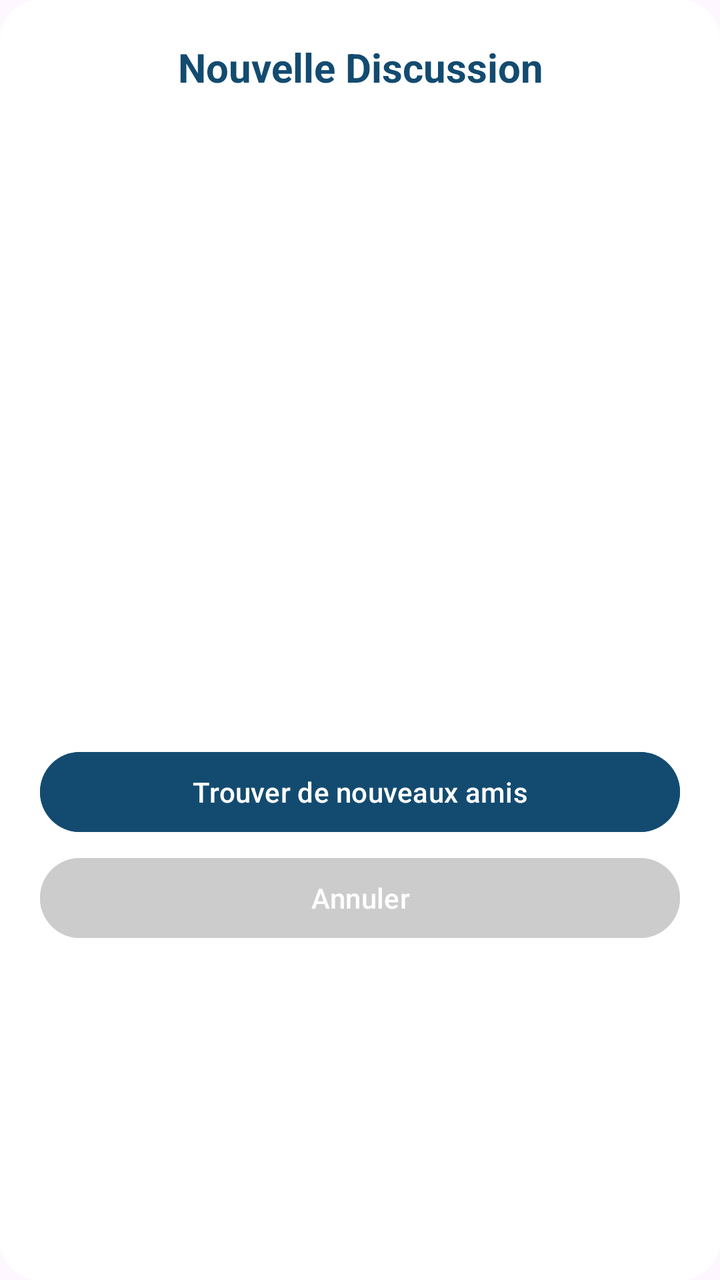
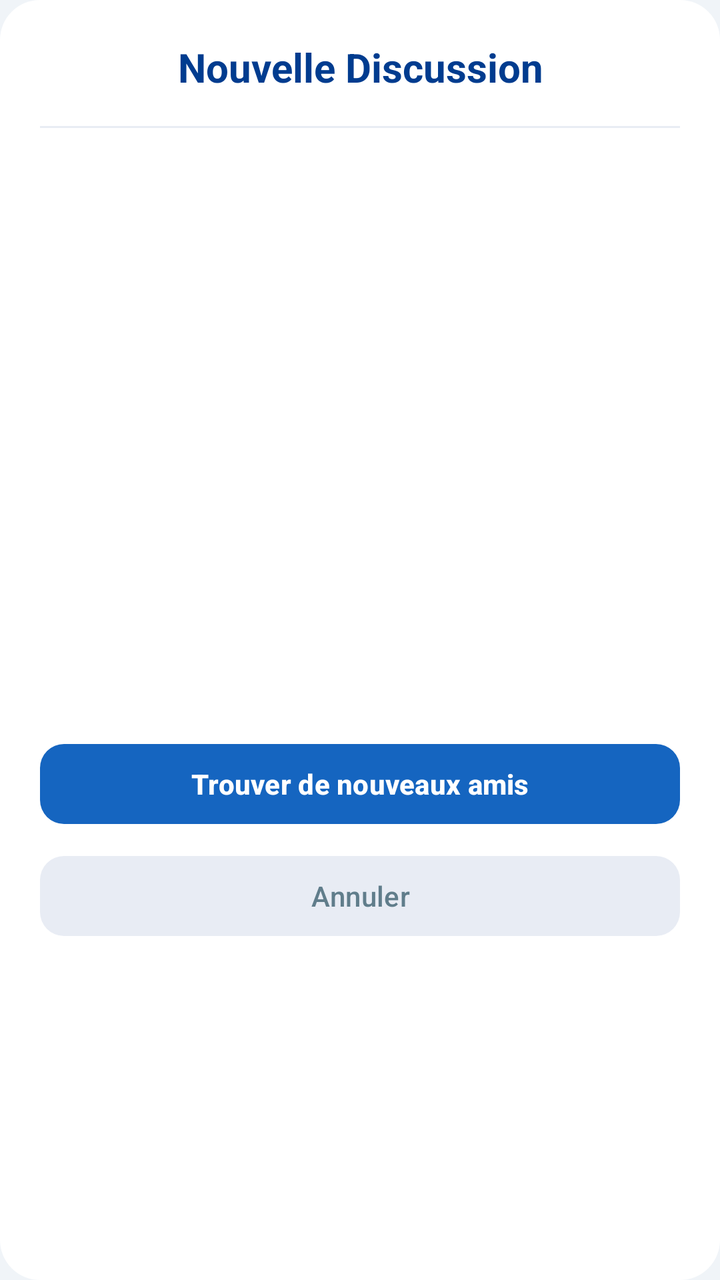

Two renders of the same Android screen: before a commit and after it. Below are the layout's source before the change and the commit's diff.
<!-- AndroidManifest.xml: application theme Theme.Chat_app -->
<!-- res/layout/dialog_new_chat.xml -->
<?xml version="1.0" encoding="utf-8"?>
<LinearLayout xmlns:android="http://schemas.android.com/apk/res/android"
    android:layout_width="match_parent"
    android:layout_height="wrap_content"
    android:orientation="vertical"
    android:padding="20dp"
    android:background="@drawable/white_background_rounded">
    <TextView
        android:layout_width="match_parent"
        android:layout_height="wrap_content"
        android:text="Nouvelle Discussion"
        android:textSize="20sp"
        android:textStyle="bold"
        android:textColor="@color/colorPrimary"
        android:gravity="center"
        android:layout_marginBottom="15dp"/>

    <androidx.recyclerview.widget.RecyclerView
        android:id="@+id/recycler_all_users"
        android:layout_width="match_parent"
        android:layout_height="300dp" />
    <Button
        android:id="@+id/btn_find_new_friends"
        android:layout_width="match_parent"
        android:layout_height="wrap_content"
        android:text="Trouver de nouveaux amis"
        android:backgroundTint="@color/colorPrimary"
        android:layout_marginTop="10dp"/>

    <Button
        android:id="@+id/btn_cancel_dialog"
        android:layout_width="match_parent"
        android:layout_height="wrap_content"
        android:text="Annuler"
        android:backgroundTint="#CCCCCC"
        android:layout_marginTop="5dp"/>

</LinearLayout>
<!-- resources referenced by this layout -->
<resources>
  <color name="colorPrimary">#134B70</color>
  <!-- drawable white_background_rounded (drawable) -->
  <?xml version="1.0" encoding="utf-8"?>
  <shape xmlns:android="http://schemas.android.com/apk/res/android"
      android:shape="rectangle">
  
      <solid android:color="#FFFFFF" />
  
      <corners android:radius="20dp" />
  
  </shape>
  <style name="Theme.Chat_app" parent="Base.Theme.Chat_app" />
  <style name="Base.Theme.Chat_app" parent="Theme.Material3.DayNight.NoActionBar">
          
          
      </style>
</resources>

<!-- the commit's change to res/layout/dialog_new_chat.xml (unified diff, before → after) -->
@@ -1,38 +1,51 @@
 <?xml version="1.0" encoding="utf-8"?>
 <LinearLayout xmlns:android="http://schemas.android.com/apk/res/android"
+    xmlns:app="http://schemas.android.com/apk/res-auto"
     android:layout_width="match_parent"
     android:layout_height="wrap_content"
     android:orientation="vertical"
-    android:padding="20dp"
-    android:background="@drawable/white_background_rounded">
+    android:background="@drawable/white_background_rounded"
+    android:padding="20dp">
+
     <TextView
         android:layout_width="match_parent"
         android:layout_height="wrap_content"
         android:text="Nouvelle Discussion"
         android:textSize="20sp"
         android:textStyle="bold"
-        android:textColor="@color/colorPrimary"
+        android:textColor="@color/colorPrimaryDark"
         android:gravity="center"
-        android:layout_marginBottom="15dp"/>
+        android:layout_marginBottom="16dp"/>
+
+    <View
+        android:layout_width="match_parent"
+        android:layout_height="1dp"
+        android:background="@color/colorDivider"
+        android:layout_marginBottom="12dp"/>
 
     <androidx.recyclerview.widget.RecyclerView
         android:id="@+id/recycler_all_users"
         android:layout_width="match_parent"
-        android:layout_height="300dp" />
-    <Button
+        android:layout_height="280dp"/>
+
+    <com.google.android.material.button.MaterialButton
         android:id="@+id/btn_find_new_friends"
         android:layout_width="match_parent"
-        android:layout_height="wrap_content"
+        android:layout_height="48dp"
         android:text="Trouver de nouveaux amis"
-        android:backgroundTint="@color/colorPrimary"
-        android:layout_marginTop="10dp"/>
+        android:textStyle="bold"
+        android:layout_marginTop="12dp"
+        app:backgroundTint="@color/colorPrimary"
+        app:cornerRadius="12dp"/>
 
-    <Button
+    <com.google.android.material.button.MaterialButton
         android:id="@+id/btn_cancel_dialog"
         android:layout_width="match_parent"
-        android:layout_height="wrap_content"
+        android:layout_height="48dp"
         android:text="Annuler"
-        android:backgroundTint="#CCCCCC"
-        android:layout_marginTop="5dp"/>
+        android:layout_marginTop="8dp"
+        app:backgroundTint="@color/colorDivider"
+        app:cornerRadius="12dp"
+        android:textColor="@color/colorTextSecondary"/>
 
 </LinearLayout>
<!-- resource entries referenced after the edit -->
@@ -1,6 +1,9 @@
 <!-- resources referenced by this layout -->
 <resources>
-  <color name="colorPrimary">#134B70</color>
+  <color name="colorDivider">#E8ECF4</color>
+  <color name="colorPrimary">#1565C0</color>
+  <color name="colorPrimaryDark">#003c8f</color>
+  <color name="colorTextSecondary">#607D8B</color>
   <!-- drawable white_background_rounded (drawable) -->
   <?xml version="1.0" encoding="utf-8"?>
   <shape xmlns:android="http://schemas.android.com/apk/res/android"
@@ -13,8 +16,16 @@
   </shape>
   <style name="Theme.Chat_app" parent="Base.Theme.Chat_app" />
   <style name="Base.Theme.Chat_app" parent="Theme.Material3.DayNight.NoActionBar">
-          
-          
+          <item name="colorPrimary">@color/colorPrimary</item>
+          <item name="colorOnPrimary">@color/colorTextOnPrimary</item>
+          <item name="colorSecondary">@color/colorSecondary</item>
+          <item name="colorSurface">@color/colorSurface</item>
+          <item name="android:colorBackground">@color/colorBackground</item>
+          <item name="android:windowBackground">@color/colorBackground</item>
       </style>
+  <color name="colorTextOnPrimary">#FFFFFF</color>
+  <color name="colorSecondary">#42A5F5</color>
+  <color name="colorSurface">#FFFFFF</color>
+  <color name="colorBackground">#F0F4F8</color>
 </resources>
 
